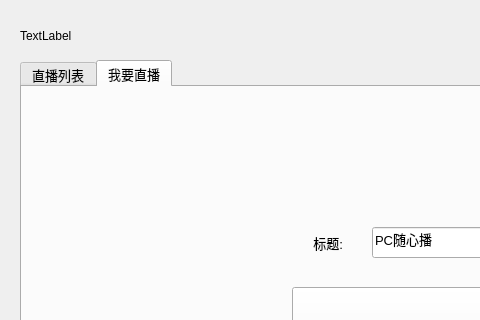
The window that suixinbo/sample/suixinbo_Qt/MainWindow.ui (zhaoyang21cn/iLiveSDK_PC_Suixinbo) describes before a commit, drawn with Qt 5; both pictures show x 0 to 480 and y 0 to 320 of the 1280 by 720 pixel window.
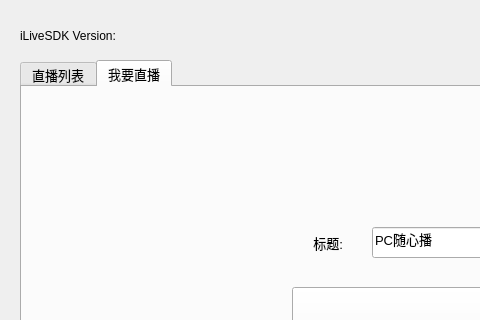
The same window after the commit.

The edit to the form file:
```diff
--- a/suixinbo/sample/suixinbo_Qt/MainWindow.ui
+++ b/suixinbo/sample/suixinbo_Qt/MainWindow.ui
@@ -278,7 +278,7 @@
      </rect>
     </property>
     <property name="text">
-     <string>TextLabel</string>
+     <string>iLiveSDK Version:</string>
     </property>
    </widget>
   </widget>
```
Left out of the diff: 3 changed lines with no effect on the pictures.
